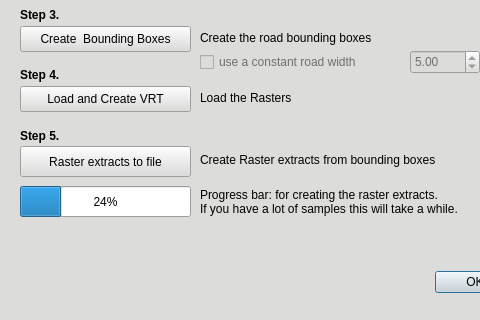
The window that EO_pavement_analysis_dialog_base.ui (christopherusky/EO_Pavement_Analysis) describes before a commit, drawn with Qt 5; both pictures show x 0 to 480 and y 224 to 544 of the 618 by 544 pixel window.
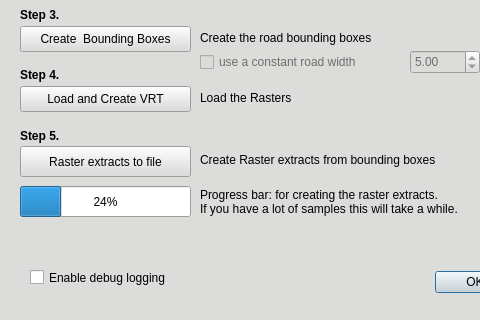
The same window after the commit. Icons and pictures are not drawn.

Commit message: Added debug_option checkbox and functionality to UI and backend

Diff of the .ui file:
```diff
--- a/EO_pavement_analysis_dialog_base.ui
+++ b/EO_pavement_analysis_dialog_base.ui
@@ -791,6 +791,19 @@
     <bool>true</bool>
    </property>
   </widget>
+  <widget class="QCheckBox" name="debug_option">
+   <property name="geometry">
+    <rect>
+     <x>30</x>
+     <y>490</y>
+     <width>171</width>
+     <height>23</height>
+    </rect>
+   </property>
+   <property name="text">
+    <string>Enable debug logging </string>
+   </property>
+  </widget>
  </widget>
  <resources/>
  <connections>
```
